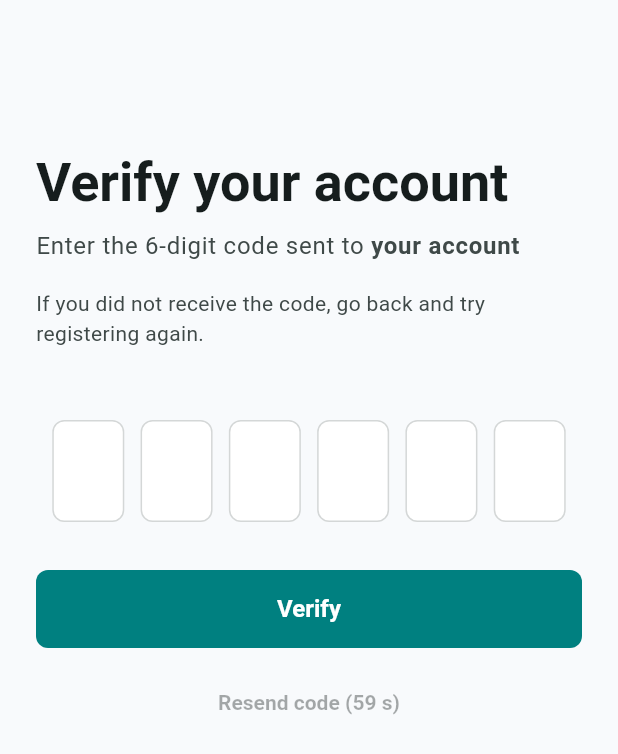
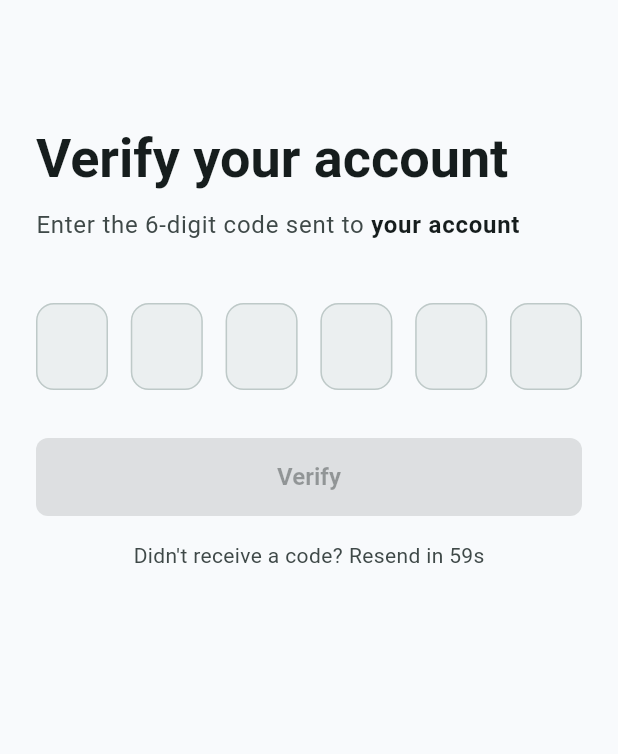
Before and after one commit to godblesskaaya/rishfy, a Flutter app: the OtpVerificationScreen screen opened by its route, on a phone screen of 412 x 824 dp. Shown: the top 754 px of the screen. Run offline on Flutter 3.47's test engine with Material 3 defaults, Android fonts, the phone set to English and light mode, and no system bars; our stand-ins replace dio, equatable, firebase_core, firebase_crashlytics, firebase_messaging, flutter_riverpod and 10 more; missing offline and left inert: google_polyline_algorithm; accounts and stored records are empty.

Commit message:
feat(mobile/auth): redesigned OTP screen, resend flow, and unverified login redirect
- OTP screen: individual digit boxes with filled/focused border states,
  paste support (paste a 6-digit code into any box fills all), auto-clear
  boxes on wrong code with focus back to first, no more "go back and
  re-register" copy since resend works correctly
- Resend: "Didn't receive a code? Resend in Xs / Resend" inline row;
  cooldown countdown; snackbar confirmation on success
- Login: UNVERIFIED_ACCOUNT (403) now navigates to /auth/otp with userId
  and contact from error details instead of showing a dead-end error
- Error interceptor: parses backend `details` field; emits
  UnverifiedAccountException with userId + contact for UNVERIFIED_ACCOUNT
- AppException: added UnverifiedAccountException sealed subclass

```diff
--- a/mobile/lib/features/auth/presentation/screens/login_screen.dart
+++ b/mobile/lib/features/auth/presentation/screens/login_screen.dart
@@ -46,6 +46,12 @@ class _LoginScreenState extends ConsumerState<LoginScreen> {
           );
       if (!mounted) return;
       context.go('/home');
+    } on UnverifiedAccountException catch (e) {
+      if (!mounted) return;
+      context.push(
+        '/auth/otp',
+        extra: <String, String>{'userId': e.userId, 'contact': e.contact},
+      );
     } on AppException catch (e) {
       if (!mounted) return;
       setState(() => _error = e.message);
--- a/mobile/lib/features/auth/presentation/screens/otp_verification_screen.dart
+++ b/mobile/lib/features/auth/presentation/screens/otp_verification_screen.dart
@@ -7,7 +7,6 @@ import 'package:go_router/go_router.dart';
 
 import '../../../../core/constants/app_constants.dart';
 import '../../../../core/errors/app_exception.dart';
-import '../../../../core/localization/app_localizations.dart';
 import '../../../../shared/widgets/primary_button.dart';
 import '../providers/auth_provider.dart';
 
@@ -27,21 +26,18 @@ class OtpVerificationScreen extends ConsumerStatefulWidget {
 }
 
 class _OtpVerificationScreenState extends ConsumerState<OtpVerificationScreen> {
+  static const int _length = AppConstants.otpLength;
+
   final List<TextEditingController> _controllers =
-      List<TextEditingController>.generate(
-    AppConstants.otpLength,
-    (_) => TextEditingController(),
-  );
-  final List<FocusNode> _focusNodes = List<FocusNode>.generate(
-    AppConstants.otpLength,
-    (_) => FocusNode(),
-  );
+      List<TextEditingController>.generate(_length, (_) => TextEditingController());
+  final List<FocusNode> _focusNodes =
+      List<FocusNode>.generate(_length, (_) => FocusNode());
 
   bool _submitting = false;
   bool _resending = false;
   String? _error;
   Timer? _resendTimer;
-  int _resendSecondsLeft = 0;
+  int _resendSecondsLeft = AppConstants.otpResendCooldown.inSeconds;
 
   @override
   void initState() {
@@ -52,19 +48,18 @@ class _OtpVerificationScreenState extends ConsumerState<OtpVerificationScreen> {
   @override
   void dispose() {
     _resendTimer?.cancel();
-    for (final TextEditingController controller in _controllers) {
-      controller.dispose();
+    for (final c in _controllers) {
+      c.dispose();
     }
-    for (final FocusNode focusNode in _focusNodes) {
-      focusNode.dispose();
+    for (final f in _focusNodes) {
+      f.dispose();
     }
     super.dispose();
   }
 
   void _startResendCooldown() {
     _resendTimer?.cancel();
-    setState(() => _resendSecondsLeft =
-        AppConstants.otpResendCooldown.inSeconds);
+    setState(() => _resendSecondsLeft = AppConstants.otpResendCooldown.inSeconds);
     _resendTimer = Timer.periodic(const Duration(seconds: 1), (_) {
       if (!mounted) return;
       if (_resendSecondsLeft <= 1) {
@@ -76,9 +71,27 @@ class _OtpVerificationScreenState extends ConsumerState<OtpVerificationScreen> {
     });
   }
 
+  String get _otpCode =>
+      _controllers.map((c) => c.text).join();
+
+  void _fillCode(String code) {
+    final digits = code.replaceAll(RegExp(r'\D'), '');
+    for (int i = 0; i < _length; i++) {
+      _controllers[i].text = i < digits.length ? digits[i] : '';
+    }
+    if (digits.length >= _length) {
+      FocusScope.of(context).unfocus();
+      unawaited(_verify());
+    } else {
+      final next = digits.length.clamp(0, _length - 1);
+      _focusNodes[next].requestFocus();
+    }
+    setState(() {});
+  }
+
   Future<void> _resendCode() async {
     if (widget.userId.isEmpty) {
-      setState(() => _error = 'Missing user reference. Please register again.');
+      setState(() => _error = 'Missing user reference — please register again.');
       return;
     }
     setState(() {
@@ -86,9 +99,7 @@ class _OtpVerificationScreenState extends ConsumerState<OtpVerificationScreen> {
       _error = null;
     });
     try {
-      await ref
-          .read(authControllerProvider.notifier)
-          .resendOtp(userId: widget.userId);
+      await ref.read(authControllerProvider.notifier).resendOtp(userId: widget.userId);
       if (!mounted) return;
       _startResendCooldown();
       ScaffoldMessenger.of(context).showSnackBar(
@@ -105,25 +116,19 @@ class _OtpVerificationScreenState extends ConsumerState<OtpVerificationScreen> {
     }
   }
 
-  String get _otpCode =>
-      _controllers.map((TextEditingController c) => c.text).join();
-
   Future<void> _verify() async {
     if (widget.userId.isEmpty) {
-      setState(() => _error = 'Missing verification details. Please register again.');
+      setState(() => _error = 'Missing verification details — please register again.');
       return;
     }
-
-    if (_otpCode.length < AppConstants.otpLength) {
-      setState(() => _error = 'Please enter the full code');
+    if (_otpCode.length < _length) {
+      setState(() => _error = 'Please enter all $_length digits');
       return;
     }
-
     setState(() {
       _submitting = true;
       _error = null;
     });
-
     try {
       await ref.read(authControllerProvider.notifier).verifyOtp(
             userId: widget.userId,
@@ -133,7 +138,14 @@ class _OtpVerificationScreenState extends ConsumerState<OtpVerificationScreen> {
       context.go('/home');
     } on AppException catch (e) {
       if (!mounted) return;
-      setState(() => _error = e.message);
+      setState(() {
+        _error = e.message;
+        // clear boxes on wrong code so the user can retype
+        for (final c in _controllers) {
+          c.clear();
+        }
+      });
+      _focusNodes[0].requestFocus();
     } catch (_) {
       if (!mounted) return;
       setState(() => _error = 'Verification failed. Please try again.');
@@ -144,110 +156,89 @@ class _OtpVerificationScreenState extends ConsumerState<OtpVerificationScreen> {
 
   @override
   Widget build(BuildContext context) {
+    final ColorScheme scheme = Theme.of(context).colorScheme;
+
     return Scaffold(
-      appBar: AppBar(),
+      appBar: AppBar(elevation: 0),
       body: SafeArea(
         child: SingleChildScrollView(
-          padding: const EdgeInsets.all(AppConstants.spaceLg),
+          padding: const EdgeInsets.symmetric(
+            horizontal: AppConstants.spaceLg,
+            vertical: AppConstants.spaceMd,
+          ),
           child: Column(
             crossAxisAlignment: CrossAxisAlignment.stretch,
             children: <Widget>[
-              const SizedBox(height: 20),
+              const SizedBox(height: 12),
               Text(
                 'Verify your account',
-                style: Theme.of(context).textTheme.displaySmall?.copyWith(
-                      fontWeight: FontWeight.bold,
+                style: Theme.of(context)
+                    .textTheme
+                    .displaySmall
+                    ?.copyWith(fontWeight: FontWeight.bold),
               ),
+              const SizedBox(height: 10),
+              RichText(
+                text: TextSpan(
+                  style: Theme.of(context).textTheme.bodyLarge?.copyWith(
+                        color: scheme.onSurfaceVariant,
                       ),
-              const SizedBox(height: 8),
-              Text.rich(
-                TextSpan(
                   children: <InlineSpan>[
                     const TextSpan(text: 'Enter the 6-digit code sent to '),
                     TextSpan(
-                      text: widget.contact,
-                      style: const TextStyle(fontWeight: FontWeight.w600),
+                      text: widget.contact.isNotEmpty ? widget.contact : 'your account',
+                      style: TextStyle(
+                        fontWeight: FontWeight.w600,
+                        color: scheme.onSurface,
+                      ),
                     ),
                   ],
                 ),
-                style: Theme.of(context).textTheme.bodyLarge?.copyWith(
-                      color: Theme.of(context).colorScheme.onSurfaceVariant,
               ),
-              ),
-              const SizedBox(height: 16),
-              Text(
-                'If you did not receive the code, go back and try registering again.',
-                style: Theme.of(context).textTheme.bodyMedium?.copyWith(
-                      color: Theme.of(context).colorScheme.onSurfaceVariant,
-                    ),
-              ),
-              const SizedBox(height: 48),
-              Row(
-                mainAxisAlignment: MainAxisAlignment.spaceEvenly,
-                children: List<Widget>.generate(
-                  AppConstants.otpLength,
-                  (int i) => SizedBox(
-                    width: 48,
-                    child: TextField(
-                      controller: _controllers[i],
-                      focusNode: _focusNodes[i],
-                      textAlign: TextAlign.center,
-                      keyboardType: TextInputType.number,
-                      maxLength: 1,
-                      style: Theme.of(context).textTheme.headlineMedium,
-                      inputFormatters: <TextInputFormatter>[
-                        FilteringTextInputFormatter.digitsOnly,
-                      ],
-                      decoration: const InputDecoration(counterText: ''),
-                      onChanged: (String value) {
-                        if (value.isNotEmpty &&
-                            i < AppConstants.otpLength - 1) {
-                          _focusNodes[i + 1].requestFocus();
-                        } else if (value.isEmpty && i > 0) {
-                          _focusNodes[i - 1].requestFocus();
-                        }
-
-                        if (_otpCode.length == AppConstants.otpLength) {
-                          FocusScope.of(context).unfocus();
-                          unawaited(_verify());
-                        }
-                      },
-                    ),
-                  ),
-                ),
+              const SizedBox(height: 40),
+              _OtpBoxRow(
+                controllers: _controllers,
+                focusNodes: _focusNodes,
+                onFill: _fillCode,
+                onChanged: () => setState(() {}),
               ),
               if (_error != null) ...<Widget>[
                 const SizedBox(height: 16),
-                Text(
+                Container(
+                  padding: const EdgeInsets.symmetric(
+                    horizontal: AppConstants.spaceMd,
+                    vertical: AppConstants.spaceSm,
+                  ),
+                  decoration: BoxDecoration(
+                    color: scheme.errorContainer.withValues(alpha: 0.3),
+                    borderRadius: BorderRadius.circular(AppConstants.radiusMd),
+                  ),
+                  child: Row(
+                    children: <Widget>[
+                      Icon(Icons.error_outline, color: scheme.error, size: 18),
+                      const SizedBox(width: 8),
+                      Expanded(
+                        child: Text(
                           _error!,
-                  textAlign: TextAlign.center,
-                  style: TextStyle(color: Theme.of(context).colorScheme.error),
+                          style: TextStyle(color: scheme.error),
+                        ),
+                      ),
+                    ],
+                  ),
                 ),
               ],
               const SizedBox(height: 32),
-              Builder(builder: (BuildContext ctx) {
-                final AppLocalizations l = AppLocalizations.of(ctx);
-                return Column(
-                  children: <Widget>[
               PrimaryButton(
-                      label: l.t('verify'),
+                label: 'Verify',
                 loading: _submitting,
-                      onPressed: _verify,
+                onPressed: _otpCode.length == _length ? _verify : null,
               ),
-                    const SizedBox(height: 12),
-                    TextButton(
-                      onPressed: _resendSecondsLeft > 0 || _resending
-                          ? null
-                          : _resendCode,
-                      child: Text(
-                        _resendSecondsLeft > 0
-                            ? '${l.t('resend_otp')} ($_resendSecondsLeft s)'
-                            : l.t('resend_otp'),
+              const SizedBox(height: 16),
+              _ResendButton(
+                secondsLeft: _resendSecondsLeft,
+                loading: _resending,
+                onResend: _resendCode,
               ),
-                    ),
-                  ],
-                );
-              }),
             ],
           ),
         ),
@@ -255,3 +246,179 @@ class _OtpVerificationScreenState extends ConsumerState<OtpVerificationScreen> {
     );
   }
 }
+
+// ── OTP box row ────────────────────────────────────────────────────────────────
+
+class _OtpBoxRow extends StatelessWidget {
+  const _OtpBoxRow({
+    required this.controllers,
+    required this.focusNodes,
+    required this.onFill,
+    required this.onChanged,
+  });
+
+  final List<TextEditingController> controllers;
+  final List<FocusNode> focusNodes;
+  final void Function(String code) onFill;
+  final VoidCallback onChanged;
+
+  @override
+  Widget build(BuildContext context) {
+    return Row(
+      mainAxisAlignment: MainAxisAlignment.spaceBetween,
+      children: List<Widget>.generate(controllers.length, (int i) {
+        return _OtpBox(
+          controller: controllers[i],
+          focusNode: focusNodes[i],
+          onChanged: (String v) {
+            if (v.length > 1) {
+              // Paste — fill from first box regardless of which box received it
+              onFill(v);
+              return;
+            }
+            if (v.isNotEmpty && i < controllers.length - 1) {
+              focusNodes[i + 1].requestFocus();
+            }
+            onChanged();
+            // Auto-submit on last digit
+            final String code = controllers.map((c) => c.text).join();
+            if (code.length == controllers.length) {
+              FocusScope.of(context).unfocus();
+            }
+          },
+          onBackspace: () {
+            if (controllers[i].text.isEmpty && i > 0) {
+              controllers[i - 1].clear();
+              focusNodes[i - 1].requestFocus();
+              onChanged();
+            }
+          },
+        );
+      }),
+    );
+  }
+}
+
+class _OtpBox extends StatelessWidget {
+  const _OtpBox({
+    required this.controller,
+    required this.focusNode,
+    required this.onChanged,
+    required this.onBackspace,
+  });
+
+  final TextEditingController controller;
+  final FocusNode focusNode;
+  final void Function(String) onChanged;
+  final VoidCallback onBackspace;
+
+  @override
+  Widget build(BuildContext context) {
+    final ColorScheme scheme = Theme.of(context).colorScheme;
+    final bool filled = controller.text.isNotEmpty;
+
+    return SizedBox(
+      width: 48,
+      height: 58,
+      child: RawKeyboardListener(
+        focusNode: FocusNode(),
+        onKey: (RawKeyEvent event) {
+          if (event is RawKeyDownEvent &&
+              event.logicalKey == LogicalKeyboardKey.backspace &&
+              controller.text.isEmpty) {
+            onBackspace();
+          }
+        },
+        child: TextField(
+          controller: controller,
+          focusNode: focusNode,
+          textAlign: TextAlign.center,
+          keyboardType: TextInputType.number,
+          maxLength: 6,
+          style: Theme.of(context).textTheme.headlineSmall?.copyWith(
+                fontWeight: FontWeight.w700,
+                color: scheme.onSurface,
+              ),
+          inputFormatters: <TextInputFormatter>[
+            FilteringTextInputFormatter.digitsOnly,
+          ],
+          decoration: InputDecoration(
+            counterText: '',
+            filled: true,
+            fillColor: filled
+                ? scheme.primaryContainer.withValues(alpha: 0.35)
+                : scheme.surfaceContainerHighest.withValues(alpha: 0.5),
+            enabledBorder: OutlineInputBorder(
+              borderRadius: BorderRadius.circular(12),
+              borderSide: BorderSide(
+                color: filled ? scheme.primary : scheme.outlineVariant,
+                width: filled ? 2 : 1,
+              ),
+            ),
+            focusedBorder: OutlineInputBorder(
+              borderRadius: BorderRadius.circular(12),
+              borderSide: BorderSide(color: scheme.primary, width: 2.5),
+            ),
+          ),
+          onChanged: onChanged,
+        ),
+      ),
+    );
+  }
+}
+
+// ── Resend button ──────────────────────────────────────────────────────────────
+
+class _ResendButton extends StatelessWidget {
+  const _ResendButton({
+    required this.secondsLeft,
+    required this.loading,
+    required this.onResend,
+  });
+
+  final int secondsLeft;
+  final bool loading;
+  final VoidCallback onResend;
+
+  @override
+  Widget build(BuildContext context) {
+    final ColorScheme scheme = Theme.of(context).colorScheme;
+    final bool canResend = secondsLeft == 0 && !loading;
+
+    return Row(
+      mainAxisAlignment: MainAxisAlignment.center,
+      children: <Widget>[
+        Text(
+          "Didn't receive a code?",
+          style: Theme.of(context).textTheme.bodyMedium?.copyWith(
+                color: scheme.onSurfaceVariant,
+              ),
+        ),
+        const SizedBox(width: 4),
+        if (loading)
+          const SizedBox(
+            width: 16,
+            height: 16,
+            child: CircularProgressIndicator(strokeWidth: 2),
+          )
+        else if (secondsLeft > 0)
+          Text(
+            'Resend in ${secondsLeft}s',
+            style: Theme.of(context).textTheme.bodyMedium?.copyWith(
+                  color: scheme.onSurfaceVariant,
+                ),
+          )
+        else
+          TextButton(
+            onPressed: canResend ? onResend : null,
+            style: TextButton.styleFrom(
+              padding: const EdgeInsets.symmetric(horizontal: 6),
+              minimumSize: Size.zero,
+              tapTargetSize: MaterialTapTargetSize.shrinkWrap,
+            ),
+            child: const Text('Resend'),
+          ),
+      ],
+    );
+  }
+}
```
Also changed, not shown: mobile/lib/core/errors/app_exception.dart (+11 -0 lines), mobile/lib/core/network/interceptors/error_interceptor.dart (+9 -0 lines). Lines whose indentation alone changed are shown as unchanged.
